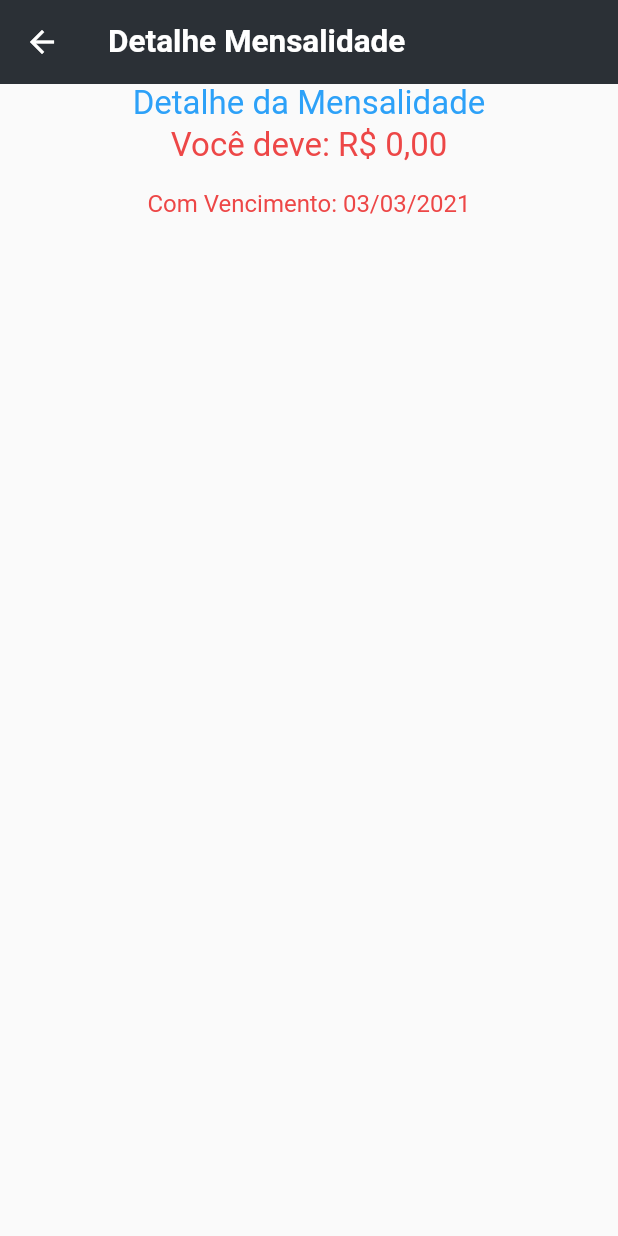
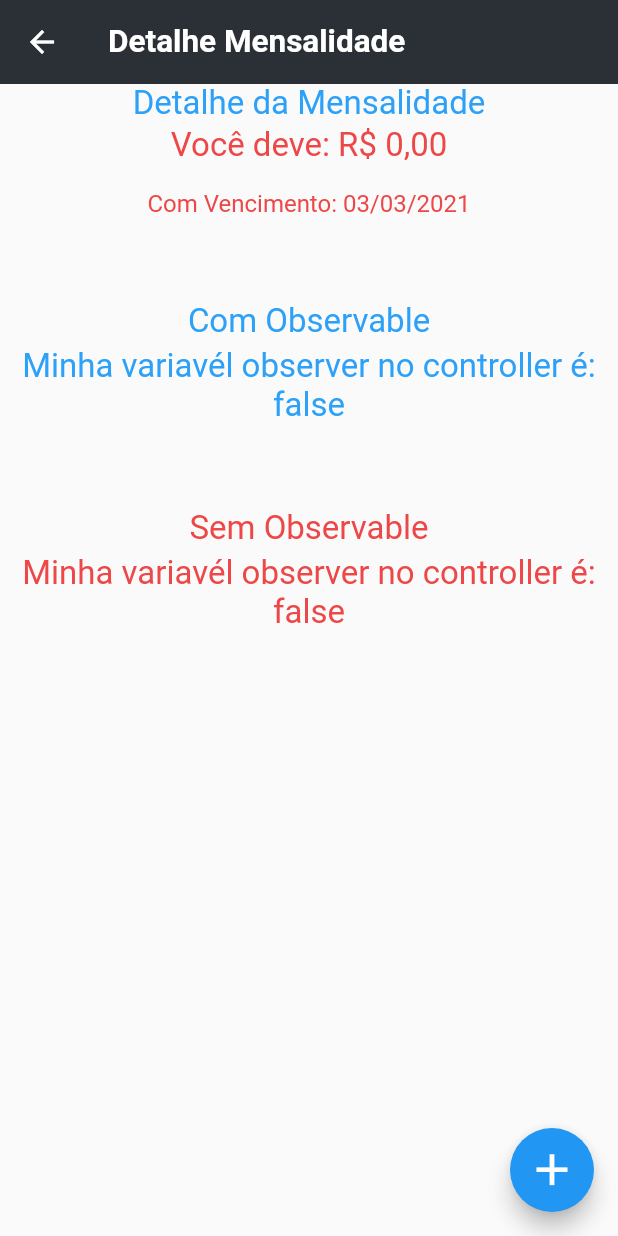
Before and after one commit to rodrigonepomuceno/mock_data, a Flutter app: the DetailsPage screen opened by its route, on a phone screen of 412 x 824 dp. Run offline on Flutter 3.47's test engine with Material 2 defaults, Android fonts, the light colour scheme and no system bars; our stand-ins replace dio, get; network calls fail; statements that could not run were skipped.

```diff
--- a/lib/pages/details/details_controller.dart
+++ b/lib/pages/details/details_controller.dart
@@ -3,9 +3,16 @@ import 'package:mock_data/model/mensalidades.dart';
 
 class DetailsController extends GetxController {
   Mensalidades mensalidade = Mensalidades();
+  RxBool teste = false.obs;
+
   @override
   void onInit() {
     super.onInit();
     mensalidade = Get.arguments;
   }
+
+  setTeste() {
+    teste.value = !teste.value;
+    teste.value ? print('OK') : print('erro');
+  }
 }
--- a/lib/pages/details/details_page.dart
+++ b/lib/pages/details/details_page.dart
@@ -1,7 +1,6 @@
 import 'package:flutter/material.dart';
 import 'package:get/get.dart';
 import 'package:mock_data/pages/details/details_controller.dart';
-import 'package:mock_data/shared/widgets/app_divider.dart';
 import 'package:mock_data/themes/app_colors.dart';
 import 'package:mock_data/themes/app_sized_box.dart';
 import 'package:mock_data/themes/app_text_style.dart';
@@ -12,6 +11,13 @@ class DetailsPage extends GetView<DetailsController> {
   Widget build(BuildContext context) {
     var formatter = Formatters();
     return Scaffold(
+      floatingActionButton: FloatingActionButton(
+        onPressed: controller.setTeste,
+        child: Icon(
+          Icons.add,
+          size: 35,
+        ),
+      ),
       appBar: AppBar(
         elevation: 0,
         title: Text(
@@ -38,6 +44,40 @@ class DetailsPage extends GetView<DetailsController> {
               'Com Vencimento: ${formatter.formatDate(controller.mensalidade?.vencimento ?? DateTime.now().toString())}',
               style: AppTextStyle.h6(color: AppColors.red_error),
             ),
+            AppSizedBox.height_56,
+            Text(
+              'Com Observable',
+              textAlign: TextAlign.center,
+              style: AppTextStyle.header(
+                color: AppColors.dodgerBlue,
+              ),
+            ),
+            AppSizedBox.height_4,
+            Obx(
+              () => Text(
+                'Minha variavél observer no controller é: ${controller.teste}',
+                textAlign: TextAlign.center,
+                style: AppTextStyle.header(
+                  color: AppColors.dodgerBlue,
+                ),
+              ),
+            ),
+            AppSizedBox.height_56,
+            Text(
+              'Sem Observable',
+              textAlign: TextAlign.center,
+              style: AppTextStyle.header(
+                color: AppColors.red_error,
+              ),
+            ),
+            AppSizedBox.height_4,
+            Text(
+              'Minha variavél observer no controller é: ${controller.teste}',
+              textAlign: TextAlign.center,
+              style: AppTextStyle.header(
+                color: AppColors.red_error,
+              ),
+            ),
           ],
         ),
       ),
--- a/lib/repositories/consulta_api.dart
+++ b/lib/repositories/consulta_api.dart
@@ -6,7 +6,7 @@ class MinhaAPI {
     try {
       Dio _client = Dio();
       var response = await _client.get(
-        'https://mockend.com/rodrigonepomuceno/mock_dados/posts',
+        'https://mockend.com/rodrigonepomuceno/mock_data/posts',
       );
       print('RESPONSE ${response.data} \n');
       if (response != null) {
--- a/lib/routes/app_pages.dart
+++ b/lib/routes/app_pages.dart
@@ -13,6 +13,7 @@ class AppPages {
 
   static final routes = [
     GetPage(name: Routes.HOME, page: () => HomePage(), bindings: [HomeBind()]),
+    GetPage(name: Routes.NOVAROTA, page: () => HomePage()),
     GetPage(
         name: Routes.DETAILS,
         page: () => DetailsPage(),
--- a/lib/routes/app_routes.dart
+++ b/lib/routes/app_routes.dart
@@ -3,4 +3,5 @@ part of 'app_pages.dart';
 abstract class Routes {
   static const HOME = '/home';
   static const DETAILS = '/details';
+  static const NOVAROTA = '/home';
 }
```
Also changed, not shown: 35 other files.
